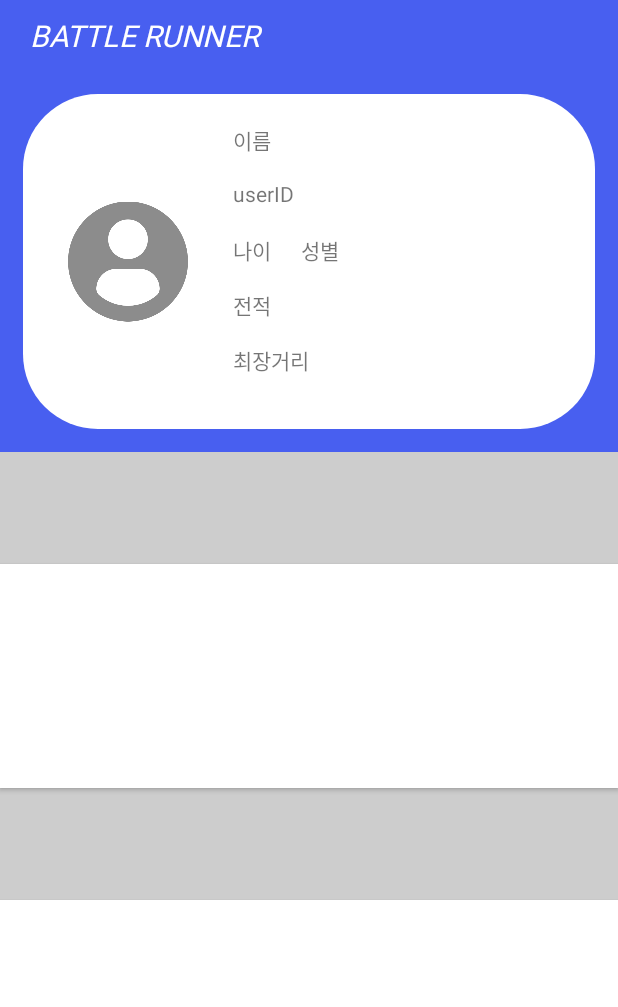
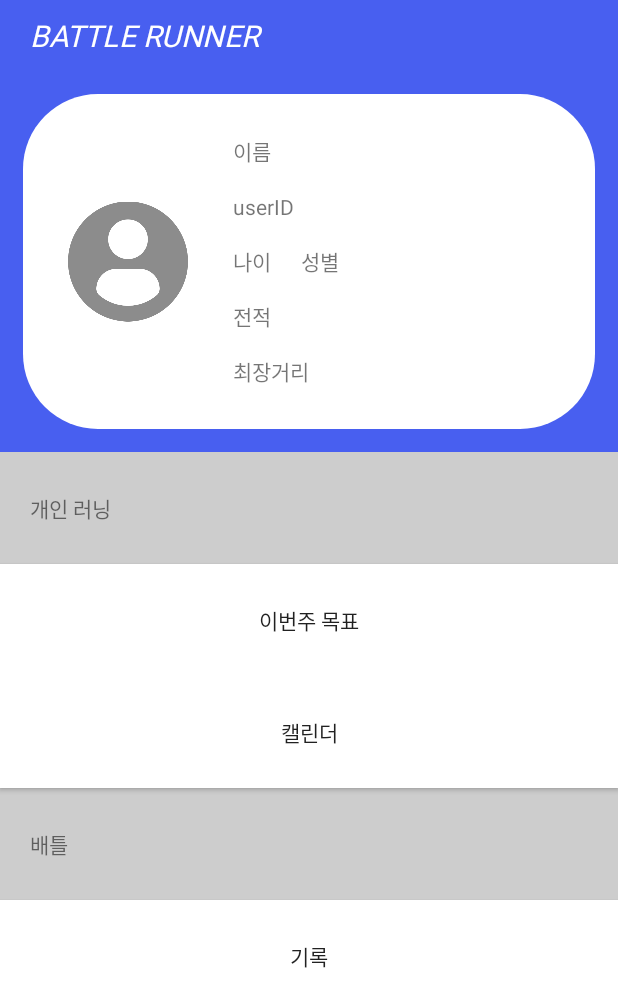
Before and after one commit to Gahyun-313/BattleRunner, an Android app: the fragment MyPageFragment shown on its own in the app's theme, on a phone screen of 412 x 824 dp. Shown: the top 1007 px of the screen. Run offline under Robolectric (Android 15) with nearby library versions, the phone set to English and light mode, and no system bars.

Commit message:
마이페이지 수정

```diff
--- a/app/src/main/res/layout/fragment_mypage.xml
+++ b/app/src/main/res/layout/fragment_mypage.xml
@@ -56,12 +56,14 @@
                     android:layout_width="match_parent"
                     android:layout_height="0dp"
                     android:text="@string/myPage_userName"
-                    android:layout_weight="1"/>
+                    android:layout_weight="1"
+                    android:gravity="center_vertical"/>
                 <TextView
                     android:layout_width="match_parent"
                     android:layout_height="0dp"
                     android:text="@string/myPage_userID"
-                    android:layout_weight="1"/>
+                    android:layout_weight="1"
+                    android:gravity="center_vertical"/>
                 <LinearLayout
                     android:layout_width="match_parent"
                     android:layout_height="0dp"
@@ -71,22 +73,26 @@
                         android:layout_width="wrap_content"
                         android:layout_height="match_parent"
                         android:text="@string/myPage_age"
-                        android:layout_marginRight="20dp"/>
+                        android:layout_marginEnd="20dp"
+                        android:gravity="center_vertical"/>
                     <TextView
                         android:layout_width="wrap_content"
                         android:layout_height="match_parent"
-                        android:text="@string/myPage_sex" />
+                        android:text="@string/myPage_sex"
+                        android:gravity="center_vertical"/>
                 </LinearLayout>
                 <TextView
                     android:layout_width="match_parent"
                     android:layout_height="0dp"
-                    android:text="@string/myPage_record"
-                    android:layout_weight="1"/>
+                    android:text="@string/myPage_grade"
+                    android:layout_weight="1"
+                    android:gravity="center_vertical"/>
                 <TextView
                     android:layout_width="match_parent"
                     android:layout_height="0dp"
                     android:text="@string/myPage_longestDistance"
-                    android:layout_weight="1"/>
+                    android:layout_weight="1"
+                    android:gravity="center_vertical"/>
 
             </LinearLayout>
         </LinearLayout>
@@ -100,29 +106,38 @@
             android:layout_width="match_parent"
             android:layout_height="0dp"
             android:layout_weight="1"
-            android:background="@color/grey_lite"/>
+            android:background="@color/grey_lite"
+            android:text="@string/myPage_personalRunning"
+            android:gravity="center_vertical"
+            android:paddingHorizontal="20dp"/>
         <Button
             android:layout_width="match_parent"
             android:layout_height="0dp"
             android:layout_weight="1"
-            android:background="@color/white"/>
+            android:background="@color/white"
+            android:text="@string/myPage_weekGoal"/>
         <Button
             android:layout_width="match_parent"
             android:layout_height="0dp"
             android:layout_weight="1"
-            android:background="@color/white"/>
+            android:background="@color/white"
+            android:text="@string/myPage_calendar"/>
 
         <!--배틀 기록-->
         <TextView
             android:layout_width="match_parent"
             android:layout_height="0dp"
             android:layout_weight="1"
-            android:background="@color/grey_lite"/>
+            android:background="@color/grey_lite"
+            android:text="@string/myPage_battle"
+            android:gravity="center_vertical"
+            android:paddingHorizontal="20dp"/>
         <Button
             android:layout_width="match_parent"
             android:layout_height="0dp"
             android:layout_weight="1"
-            android:background="@color/white"/>
+            android:background="@color/white"
+            android:text="@string/myPage_record"/>
 
         <!--여백-->
         <Button
--- a/app/src/main/res/values/strings.xml
+++ b/app/src/main/res/values/strings.xml
@@ -75,9 +75,14 @@
     <string name="myPage_userID">userID</string>
     <string name="myPage_userName">이름</string>
     <string name="myPage_longestDistance">최장거리</string>
-    <string name="myPage_record">전적</string>
+    <string name="myPage_grade">전적</string>
     <string name="myPage_sex">성별</string>
     <string name="myPage_age">나이</string>
+    <string name="myPage_personalRunning">개인 러닝</string>
+    <string name="myPage_weekGoal">이번주 목표</string>
+    <string name="myPage_calendar">캘린더</string>
+    <string name="myPage_battle">배틀</string>
+    <string name="myPage_record">기록</string>
 
 
 </resources>
```
